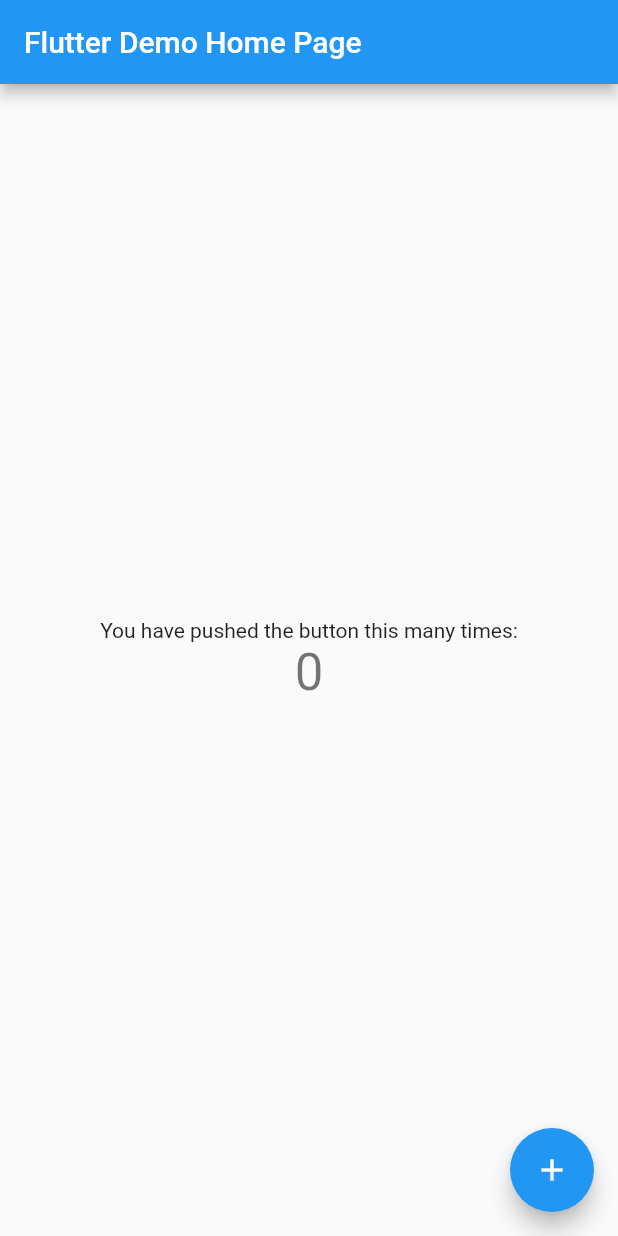
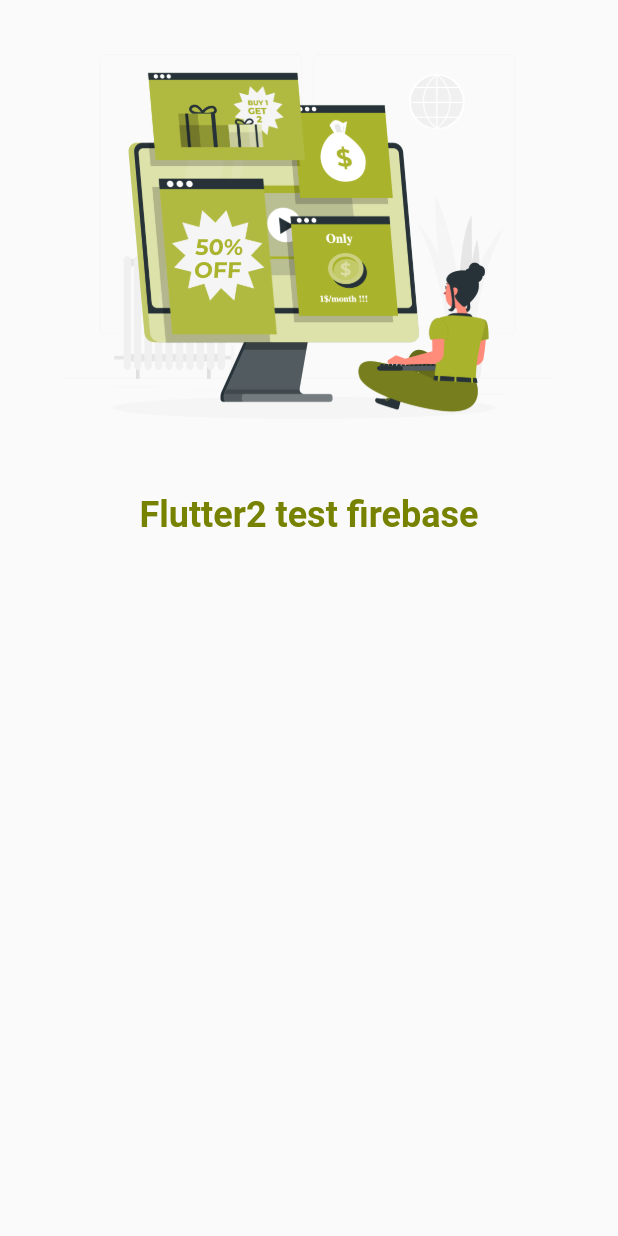
Before and after one commit to Chatchai-m/flutter2_test_firebase, a Flutter app: the screen it shows after launch, on a phone screen of 412 x 824 dp. Run offline on Flutter 3.47's test engine with Material 2 defaults, Android fonts, the phone set to English and light mode, and no system bars.

Commit message:
- 2021-08-4

```diff
--- a/lib/main.dart
+++ b/lib/main.dart
@@ -1,114 +1,37 @@
 import 'package:flutter/material.dart';
+import 'package:flutter2_test_firebase/states/authen.dart';
+import 'package:flutter2_test_firebase/states/buyer_service.dart';
+import 'package:flutter2_test_firebase/states/create_account.dart';
+import 'package:flutter2_test_firebase/states/rider_service.dart';
+import 'package:flutter2_test_firebase/states/saler_service.dart';
+import 'package:flutter2_test_firebase/utility/my_constant.dart';
 
-void main() {
+final Map<String, WidgetBuilder> map = {
+  '/authen' : (BuildContext context) => Authen(),
+  '/createAccount' : (BuildContext context) => CreateAccount(),
+  'buyerService' : (BuildContext context) => BuyerService(),
+  'salerService' : (BuildContext context) => SalerService(),
+  'riderService' : (BuildContext context) => RiderService(),
+};
+
+
+String? initialRoute;
+
+void main()
+{
+  initialRoute = MyConstant.routeAuthen;
   runApp(MyApp());
 }
 
-class MyApp extends StatelessWidget
-{
-  // This widget is the root of your application.
+class MyApp extends StatelessWidget {
+  const MyApp({Key? key}) : super(key: key);
+
   @override
   Widget build(BuildContext context) {
     return MaterialApp(
-      title: 'Flutter Demo',
-      theme: ThemeData(
-        // This is the theme of your application.
-        //
-        // Try running your application with "flutter run". You'll see the
-        // application has a blue toolbar. Then, without quitting the app, try
-        // changing the primarySwatch below to Colors.green and then invoke
-        // "hot reload" (press "r" in the console where you ran "flutter run",
-        // or simply save your changes to "hot reload" in a Flutter IDE).
-        // Notice that the counter didn't reset back to zero; the application
-        // is not restarted.
-        primarySwatch: Colors.blue,
-      ),
-      home: MyHomePage(title: 'Flutter Demo Home Page'),
+      title: MyConstant.appName,
+      routes: map,
+      initialRoute: initialRoute,
     );
   }
 }
-
-class MyHomePage extends StatefulWidget {
-  MyHomePage({Key? key, required this.title}) : super(key: key);
-
-  // This widget is the home page of your application. It is stateful, meaning
-  // that it has a State object (defined below) that contains fields that affect
-  // how it looks.
-
-  // This class is the configuration for the state. It holds the values (in this
-  // case the title) provided by the parent (in this case the App widget) and
-  // used by the build method of the State. Fields in a Widget subclass are
-  // always marked "final".
-
-  final String title;
-
-  @override
-  _MyHomePageState createState() => _MyHomePageState();
-}
-
-class _MyHomePageState extends State<MyHomePage> {
-  int _counter = 0;
-
-  void _incrementCounter() {
-    setState(() {
-      // This call to setState tells the Flutter framework that something has
-      // changed in this State, which causes it to rerun the build method below
-      // so that the display can reflect the updated values. If we changed
-      // _counter without calling setState(), then the build method would not be
-      // called again, and so nothing would appear to happen.
-      _counter++;
-    });
-  }
-
-  @override
-  Widget build(BuildContext context) {
-    // This method is rerun every time setState is called, for instance as done
-    // by the _incrementCounter method above.
-    //
-    // The Flutter framework has been optimized to make rerunning build methods
-    // fast, so that you can just rebuild anything that needs updating rather
-    // than having to individually change instances of widgets.
-    return Scaffold(
-      appBar: AppBar(
-        // Here we take the value from the MyHomePage object that was created by
-        // the App.build method, and use it to set our appbar title.
-        title: Text(widget.title),
-      ),
-      body: Center(
-        // Center is a layout widget. It takes a single child and positions it
-        // in the middle of the parent.
-        child: Column(
-          // Column is also a layout widget. It takes a list of children and
-          // arranges them vertically. By default, it sizes itself to fit its
-          // children horizontally, and tries to be as tall as its parent.
-          //
-          // Invoke "debug painting" (press "p" in the console, choose the
-          // "Toggle Debug Paint" action from the Flutter Inspector in Android
-          // Studio, or the "Toggle Debug Paint" command in Visual Studio Code)
-          // to see the wireframe for each widget.
-          //
-          // Column has various properties to control how it sizes itself and
-          // how it positions its children. Here we use mainAxisAlignment to
-          // center the children vertically; the main axis here is the vertical
-          // axis because Columns are vertical (the cross axis would be
-          // horizontal).
-          mainAxisAlignment: MainAxisAlignment.center,
-          children: <Widget>[
-            Text(
-              'You have pushed the button this many times:',
-            ),
-            Text(
-              '$_counter',
-              style: Theme.of(context).textTheme.headline4,
-            ),
-          ],
-        ),
-      ),
-      floatingActionButton: FloatingActionButton(
-        onPressed: _incrementCounter,
-        tooltip: 'Increment',
-        child: Icon(Icons.add),
-      ), // This trailing comma makes auto-formatting nicer for build methods.
-    );
-  }
-}
--- /dev/null
+++ b/lib/states/authen.dart
@@ -0,0 +1,56 @@
+import 'package:flutter/material.dart';
+import 'package:flutter2_test_firebase/utility/my_constant.dart';
+import 'package:flutter2_test_firebase/widgets/show_image.dart';
+import 'package:flutter2_test_firebase/widgets/show_title.dart';
+
+class Authen extends StatefulWidget
+{
+  const Authen({Key? key}) : super(key: key);
+
+  @override
+  _AuthenState createState() => _AuthenState();
+}
+
+class _AuthenState extends State<Authen>
+{
+  @override
+  Widget build(BuildContext context)
+  {
+    double size = MediaQuery.of(context).size.width;
+    return Scaffold(
+      body: SafeArea(
+        child: ListView(
+          children: [
+            buildImage(size),
+            buildAppName()
+          ],
+        ),
+      ),
+    );
+  }
+
+  Row buildImage(double size)
+  {
+    return Row(
+      mainAxisAlignment: MainAxisAlignment.center,
+      children: [
+        Container(
+          width: size * 0.8,
+          child: ShowImage(pathImage: MyConstant.image1)
+        ),
+      ],
+    );
+  }
+
+  Row buildAppName()
+  {
+    return Row(
+      mainAxisAlignment: MainAxisAlignment.center,
+      children: [
+        ShowTitle(title: MyConstant.appName, textStyle: MyConstant().h1Style()),
+      ],
+    );
+  }
+
+
+}
--- /dev/null
+++ b/lib/states/buyer_service.dart
@@ -0,0 +1,18 @@
+import 'package:flutter/material.dart';
+
+class BuyerService extends StatefulWidget
+{
+  const BuyerService({Key? key}) : super(key: key);
+
+  @override
+  _BuyerServiceState createState() => _BuyerServiceState();
+}
+
+class _BuyerServiceState extends State<BuyerService>
+{
+  @override
+  Widget build(BuildContext context)
+  {
+    return Scaffold();
+  }
+}
--- /dev/null
+++ b/lib/states/create_account.dart
@@ -0,0 +1,17 @@
+import 'package:flutter/material.dart';
+
+class CreateAccount extends StatefulWidget
+{
+  const CreateAccount({Key? key}) : super(key: key);
+
+  @override
+  _CreateAccountState createState() => _CreateAccountState();
+}
+
+class _CreateAccountState extends State<CreateAccount>
+{
+  @override
+  Widget build(BuildContext context) {
+    return Scaffold();
+  }
+}
--- /dev/null
+++ b/lib/states/rider_service.dart
@@ -0,0 +1,17 @@
+import 'package:flutter/material.dart';
+
+class RiderService extends StatefulWidget
+{
+  const RiderService({Key? key}) : super(key: key);
+
+  @override
+  _RiderServiceState createState() => _RiderServiceState();
+}
+
+class _RiderServiceState extends State<RiderService>
+{
+  @override
+  Widget build(BuildContext context) {
+    return Scaffold();
+  }
+}
--- /dev/null
+++ b/lib/states/saler_service.dart
@@ -0,0 +1,17 @@
+import 'package:flutter/material.dart';
+
+class SalerService extends StatefulWidget
+{
+  const SalerService({Key? key}) : super(key: key);
+
+  @override
+  _SalerServiceState createState() => _SalerServiceState();
+}
+
+class _SalerServiceState extends State<SalerService>
+{
+  @override
+  Widget build(BuildContext context) {
+    return Scaffold();
+  }
+}
--- /dev/null
+++ b/lib/utility/my_constant.dart
@@ -0,0 +1,45 @@
+import 'package:flutter/material.dart';
+
+class MyConstant
+{
+  //General
+  static String appName = "Flutter2 test firebase";
+
+  //Route
+  static String routeAuthen        = "/authen";
+  static String routeCreateAccount = "/createAccount";
+  static String routeBuyerService  = "buyerService";
+  static String routeSalerService  = "salerService";
+  static String routeRiderService  = "riderService";
+
+  //Image
+  static String image1 = "images/image1.png";
+  static String image2 = "images/image2.png";
+  static String image3 = "images/image3.png";
+  static String image4 = "images/image4.png";
+
+  //Color
+  static Color primary = Color(0xffa9b22b);
+  static Color dark = Color(0xff778300);
+  static Color light = Color(0xffdde45e);
+
+  //Style
+  TextStyle h1Style() => TextStyle(
+    fontSize: 24,
+    color: dark,
+    fontWeight: FontWeight.bold
+  );
+
+  TextStyle h2Style() => TextStyle(
+      fontSize: 18,
+      color: dark,
+      fontWeight: FontWeight.w700
+  );
+
+  TextStyle h3Style() => TextStyle(
+      fontSize: 14,
+      color: dark,
+      fontWeight: FontWeight.normal
+  );
+
+}
--- /dev/null
+++ b/lib/widgets/show_image.dart
@@ -0,0 +1,12 @@
+import 'package:flutter/material.dart';
+
+class ShowImage extends StatelessWidget
+{
+  final String pathImage;
+  const ShowImage({Key? key, required this.pathImage}) : super(key: key);
+
+  @override
+  Widget build(BuildContext context) {
+    return Image.asset(pathImage);
+  }
+}
--- /dev/null
+++ b/lib/widgets/show_title.dart
@@ -0,0 +1,14 @@
+import 'package:flutter/material.dart';
+
+class ShowTitle extends StatelessWidget
+{
+  final String title;
+  final TextStyle textStyle;
+  const ShowTitle({Key? key, required this.title, required this.textStyle}) : super(key: key);
+
+  @override
+  Widget build(BuildContext context)
+  {
+    return Text(title, style: textStyle,);
+  }
+}
--- a/pubspec.yaml
+++ b/pubspec.yaml
@@ -45,8 +45,8 @@
   uses-material-design: true
 
   # To add assets to your application, add an assets section, like this:
-  # assets:
-  #   - images/a_dot_burr.jpeg
+  assets:
+    - images/
   #   - images/a_dot_ham.jpeg
 
   # An image asset can refer to one or more resolution-specific "variants", see
```
Also changed, not shown: images/image1.png (added), images/image2.png (added), images/image3.png (added), images/image4.png (added).
